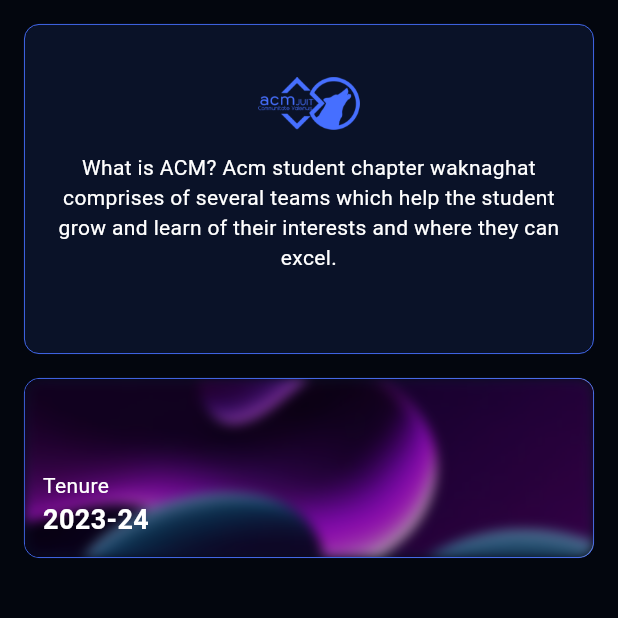
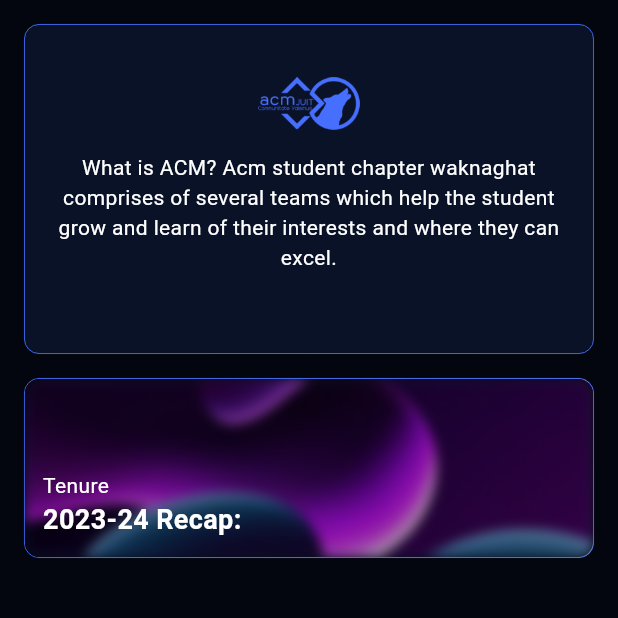
Before and after one commit to ACM-JUIT/Omnia-Frontend, a Flutter app: the ACM screen opened directly, on a phone screen of 412 x 824 dp, the top half of it. Run offline on Flutter 3.47's test engine with Material 3 defaults, Android fonts, the phone set to English and light mode, and no system bars; our stand-ins replace cloud_firestore, dots_indicator, elegant_notification, firebase_auth, firebase_core, firebase_storage and 2 more; accounts and stored records are empty; generated files the repository leaves out were written again.

Commit message:
Re-release stuff
descriptions and shi

```diff
--- a/lib/Screens/Community/ACM/Sessions/session.dart
+++ b/lib/Screens/Community/ACM/Sessions/session.dart
@@ -1,5 +1,4 @@
 import 'dart:ui';
-
 import 'package:flutter/material.dart';
 import 'package:omnia/Resources/Theme/theme.dart';
 import 'package:omnia/Screens/Community/ACM/Sessions/session_desc.dart';
--- a/lib/cardvalues.dart
+++ b/lib/cardvalues.dart
@@ -29,8 +29,8 @@ List<String> homeImagesList = [
 ];
 
 List<String> eventsDescription = [
-  "The Smart India Hackathon (SIH) Internal Round, organized by ACM-JUIT, took place on September 23-24, 2023. Teams of students collaborated to solve real-world problems through innovative tech solutions. Participants received guidance from mentors and engaged in intense coding sessions. On the final day, teams presented their projects to a panel of judges, showcasing their problem-solving skills and creativity. The top teams were recognized and awarded for their exceptional contributions. This event provided valuable experience and fostered a spirit of innovation and collaboration among students.",
-  "QRIOSITY 4.0, hosted by ACM-JUIT on 17th February 2024, was a stimulating quiz event featuring questions on tech, non-tech, and startup topics. Participants competed individually, showcasing their knowledge and quick thinking. The event concluded with the top performers receiving recognition and awards.",
+  "The Smart India Hackathon (SIH) Internal Round, organized by ACM-JUIT, took place on September 23-24, 2023. Teams of students collaborated to solve real-world problems through innovative tech solutions. Participants received guidance from mentors and engaged in intense coding sessions. On the final day, teams presented their projects to a panel of judges, showcasing their problem-solving skills and creativity. The top teams were recognized and awarded for their exceptional contributions. This event provided valuable experience and fostered a spirit of innovation and collaboration among students.",
+  "QRIOSITY 4.0, hosted by ACM-JUIT on 17th February 2024, was a stimulating quiz event featuring questions on tech, non-tech, and startup topics. Participants competed individually, showcasing their knowledge and quick thinking. The event concluded with the top performers receiving recognition and awards.",
   "Inside-Out is a UI/UX event where participants will be given a set of challenges to solve. The challenges will be based on various domains of UI/UX like Web Designing, App Designing, etc. The participants will be given a flag for each challenge they solve. The participant with the maximum number of flags will be declared as the winner.",
   "In October, ACM-JUIT and Coding Ninjas hosted Tech-o-ween, a three-day Halloween-themed tech event. The festivities began with a Fresher’s Induction to welcome new members, followed by Code Starters, featuring a series of engaging coding challenges. The event concluded with the Domain of Secrets, an outdoor adventure set in Mughal Gardens that combined problem-solving with a thrilling atmosphere. Participants competed for rewards worth over 3k+, making Tech-o-ween a memorable blend of technology and Halloween fun.",
 ];
@@ -85,7 +85,7 @@ const acmLogo = "assets/acmlogo.png";
 
 const acmDescription = "What is ACM? Acm student chapter waknaghat comprises of several teams which help the student grow and learn of their interests and where they can excel.";
 List<String> acmHeadings = [
-  "2023-24",
+  "2023-24 Recap:",
 ];
 
 List<String> acmSubheadings = [
@@ -98,7 +98,7 @@ List<String> tenureImages = [
 ];
 
 List<String> tenureDescription = [
-  "In the 2023-24 tenure, ACM-JUIT flourished as a vibrant community centered on technology, coding, design, and professional networking. The year featured a diverse array of events, including the Smart India Hackathon 2023, QRIOSITY 4.O quiz, and workshops on fintech, web development, and AI/ML. The community focused on enhancing both technical and non-technical skills through well-organized sessions and interactive events. With strong emphasis on member engagement and networking, ACM-JUIT successfully provided valuable learning experiences and industry connections, contributing to the growth and enrichment of its members." ,
+  "In the 2023-24 tenure, ACM-JUIT flourished as a vibrant community centered on technology, coding, design, and professional networking. The year featured a diverse array of events, including the Smart India Hackathon 2023, QRIOSITY 4.O quiz, and workshops on fintech, web development, and AI/ML. The community focused on enhancing both technical and non-technical skills through well-organized sessions and interactive events. With strong emphasis on member engagement and networking, ACM-JUIT successfully provided valuable learning experiences and industry connections, contributing to the growth and enrichment of its members." ,
 ];
 
 
@@ -148,8 +148,8 @@ List<String> sessionDescription = [
   "On 4th April at 10:00 AM, we hosted BlockBlaze, a captivating session on blockchain and web3, featuring Samarth Saxena from Shardeum. Participants immersed themselves in the world of blockchain technology, gaining insights into its applications and future potentials.Samarth Saxena provided valuable expertise, discussing key concepts such as decentralized networks, smart contracts, and the impact of blockchain on various industries. Attendees had the opportunity to ask questions and engage in thought-provoking discussions, enhancing their understanding of this transformative technology.",
   "ACM-JUIT organized an engaging two-day session on 25th and 26th April, combining competition and learning opportunities for participants.On the first day, industry experts Ms. Vania Islam and Mr. Ashish Rajput from Tartan conducted an insightful workshop. They shared valuable knowledge on emerging technologies and practical applications, enriching participants' understanding and preparing them for future challenges in the tech industry.The second day featured a spirited competition where students tackled assigned projects to showcase their technical skills. These projects were judged by UI/UX experts who provided valuable feedback on the participants' work. Prizes worth up to 2K added excitement to the event, motivating participants to excel.",
   "ACM-JUIT hosted a transformative 3-day session from 30th April to 2nd May, focusing on AI/ML and Data Science in CR6. Each night, starting at 9:30 PM, attendees immersed themselves in workshops and discussions led by industry experts. The sessions covered essential topics in artificial intelligence, machine learning, and data science, from foundational concepts to advanced applications.Participants engaged in hands-on exercises, applying theoretical knowledge to real-world scenarios. Expert speakers shared insights into the latest trends, practical challenges, and future directions of AI/ML, sparking stimulating discussions among attendees. The late-night sessions in CR6 provided a conducive environment for deep learning and collaborative exploration of cutting-edge technologies.",
-  "ACM-JUIT's app development sessions, held from 16th to 18th May 2024, provided an immersive experience in mobile app creation. Participants engaged in practical training covering key aspects of app design and development. The sessions included coding exercises, design principles, and best practices, aimed at equipping attendees with the skills needed to develop functional and user-friendly mobile applications.",
-  ];
+  "ACM-JUIT's app development sessions, held from 16th to 18th May 2024, provided an immersive experience in mobile app creation. Participants engaged in practical training covering key aspects of app design and development. The sessions included coding exercises, design principles, and best practices, aimed at equipping attendees with the skills needed to develop functional and user-friendly mobile applications.",
+];
 
 final List<List<String>> gallery = [
     [
```
Also changed, not shown: 1 other file.
